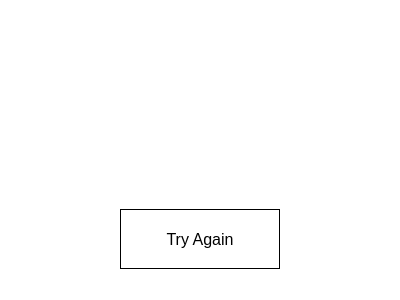
Qt form resultsdialog.ui (darkestsoul99/wordle-qt) before a commit.
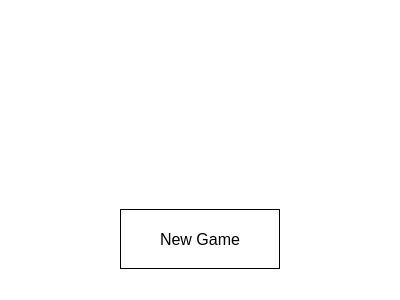
The same form after that commit.

What changed in the file:
```diff
--- a/resultsdialog.ui
+++ b/resultsdialog.ui
@@ -65,7 +65,7 @@
 }</string>
      </property>
      <property name="text">
-      <string>Try Again</string>
+      <string>New Game</string>
      </property>
     </widget>
    </item>
```
